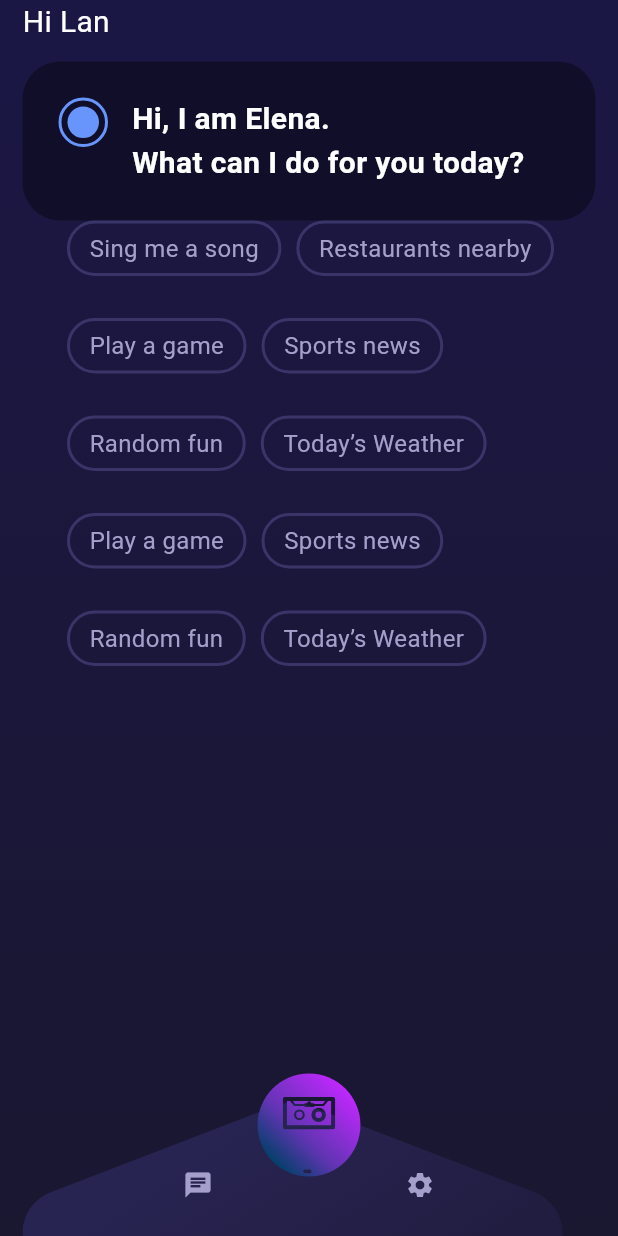
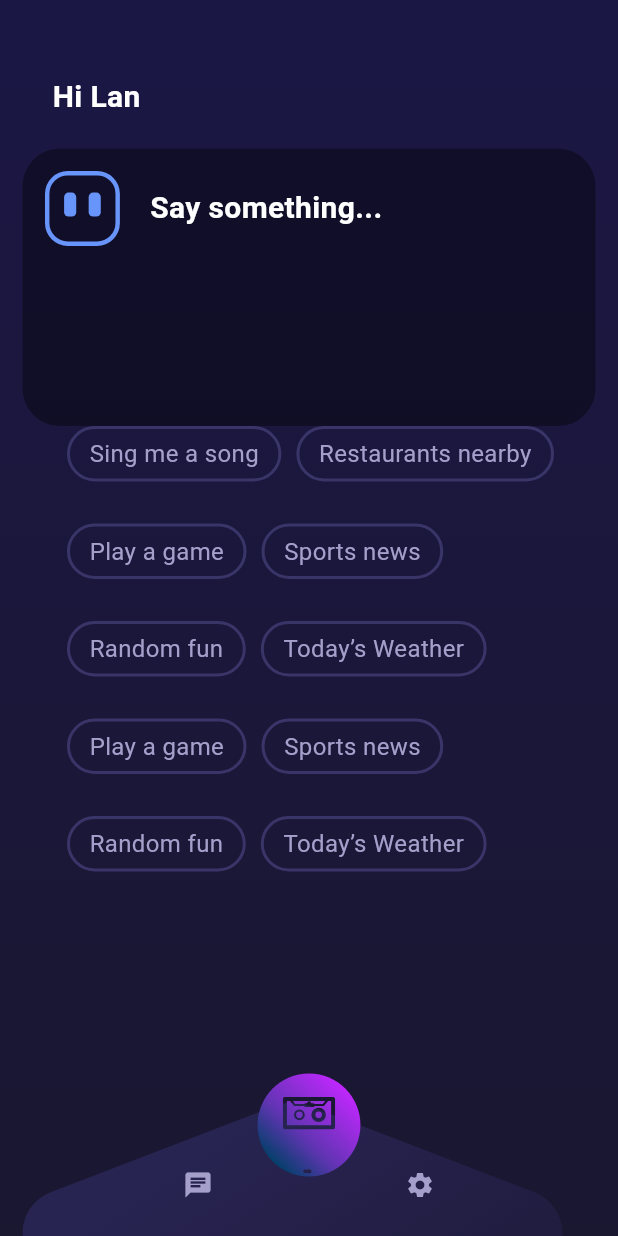
Before and after one commit to chitung1999/speech_to_text, a Flutter app: the HomePage screen opened by its route, on a phone screen of 412 x 824 dp. Run offline on Flutter 3.47's test engine with Material 3 defaults, Android fonts, the phone set to English and light mode, and no system bars; our stand-ins replace flutter_svg, go_router, lottie; project files that could hold a hidden picture were left out.

Commit message:
Add file

```diff
--- a/lib/ui/page/home/home.dart
+++ b/lib/ui/page/home/home.dart
@@ -14,8 +14,17 @@ class HomePage extends StatefulWidget {
 }
 
 class _HomePageState extends State<HomePage> {
-  void _onRecording() {}
-  void _onEndRecording() {}
+  bool isRecording = false;
+  void _onRecording() {
+    setState(() {
+      isRecording = true;
+    });
+  }
+  void _onEndRecording() {
+    setState(() {
+      isRecording = false;
+    });
+  }
 
   void _onShowSetting() {
     context.pushNamed(RouteName.setting);
@@ -29,15 +38,14 @@ class _HomePageState extends State<HomePage> {
           child: Column(
             children: [
               Expanded(
-                child: SingleChildScrollView(
-                  // padding: EdgeInsets.symmetric(horizontal: 0, vertical: 50),
-                  child: Column(
-                    children: [
-                      AskElenaCard(),
-                      SuggestionChips(),
-                    ],
-                  ),
-                )
+                child: Column(
+                  children: [
+                    AskElenaCard(isRecording: isRecording),
+                    SingleChildScrollView(
+                      child: SuggestionChips()
+                    ),
+                  ],
+                ),
               ),
               BottomBar(
                 isLoginScreen: false,
--- a/lib/ui/page/home/widgets/ask_elena_card.dart
+++ b/lib/ui/page/home/widgets/ask_elena_card.dart
@@ -1,35 +1,61 @@
 import 'package:flutter/material.dart';
-import 'package:speech_to_text/core/constants/app_colors.dart';
+import 'package:flutter_svg/svg.dart';
 import 'package:speech_to_text/core/constants/app_text_styles.dart';
 
 class AskElenaCard extends StatelessWidget {
-  const AskElenaCard({super.key});
+  final bool isRecording;
+
+  const AskElenaCard({super.key, required this.isRecording});
 
   @override
   Widget build(BuildContext context) {
-    return Container(
+    return SizedBox(
       width: double.infinity,
       child: Column(
         crossAxisAlignment: CrossAxisAlignment.start,
         children: [
-          const Text(
-            "Hi Lan",
-            style: AppTextStyles.heading,
+          Padding(
+            padding: const EdgeInsets.only(left: 20, top: 50, bottom: 20),
+            child: const Text(
+              "Hi Lan",
+              style: TextStyle(
+                fontSize: 20,
+                fontWeight: FontWeight.bold,
+                color: Colors.white,
+              )
+            ),
           ),
-          const SizedBox(height: 12),
           Container(
-            padding: const EdgeInsets.symmetric(vertical: 24, horizontal: 24),
+            height: 185,
+            padding: const EdgeInsets.symmetric(vertical: 15),
             decoration: BoxDecoration(
               borderRadius: BorderRadius.circular(25),
               color: Colors.black38,
             ),
-            child: const Row(
-              crossAxisAlignment: CrossAxisAlignment.start,
-              children: [
-                _ElenaButton(),
-                SizedBox(width: 16),
-                Expanded(child: _ElenaText()),
-              ],
+            child: Padding(
+              padding: const EdgeInsets.only(left: 15),
+              child: Row(
+                crossAxisAlignment: CrossAxisAlignment.start,
+                spacing: 20,
+                children: [
+                  SvgPicture.asset(
+                    "assets/icon/listening.svg",
+                    fit: BoxFit.fill,
+                    height: 50,
+                  ),
+                  Expanded(
+                      child: Padding(
+                        padding: const EdgeInsets.only(top: 10),
+                        child: SingleChildScrollView(
+                          child: Text(
+                            isRecording ? "Listening..." : "Say something...",
+                            style: AppTextStyles.body,
+                          )
+                        ),
+                      )
+                  ),
+                ],
+              ),
             ),
           ),
         ],
@@ -37,45 +63,3 @@ class AskElenaCard extends StatelessWidget {
     );
   }
 }
-
-class _ElenaButton extends StatelessWidget {
-  const _ElenaButton();
-
-  @override
-  Widget build(BuildContext context) {
-    return InkWell(
-      onTap: () => debugPrint('Pressed'),
-      borderRadius: BorderRadius.circular(23),
-      child: Container(
-        padding: const EdgeInsets.all(4),
-        decoration: BoxDecoration(
-          shape: BoxShape.circle,
-          border: Border.all(
-            color: AppColors.accent,
-            width: 2,
-          ),
-        ),
-        child: Container(
-          width: 21,
-          height: 21,
-          decoration: const BoxDecoration(
-            color: AppColors.accent,
-            shape: BoxShape.circle,
-          ),
-        ),
-      ),
-    );
-  }
-}
-
-class _ElenaText extends StatelessWidget {
-  const _ElenaText();
-
-  @override
-  Widget build(BuildContext context) {
-    return const Text(
-      "Hi, I am Elena.\nWhat can I do for you today?",
-      style: AppTextStyles.body,
-    );
-  }
-}
```
Also changed, not shown: pubspec.lock.
